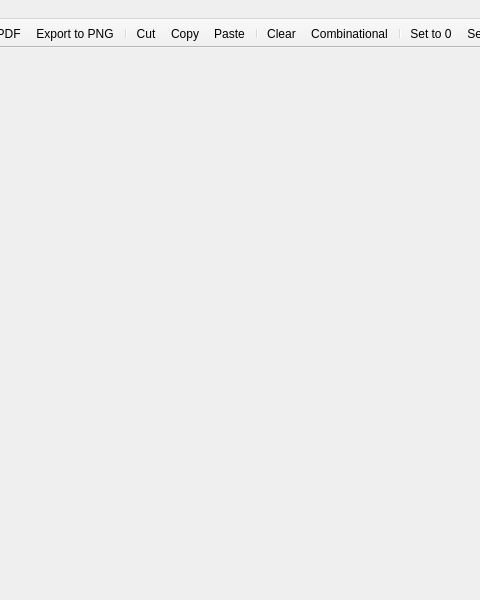
GIBIS-UNIFESP/wiRedPanda, file app/bewaveddolphin.ui: the form before one commit; both pictures show x 160 to 640 and y 0 to 600 of the 800 by 600 pixel window.
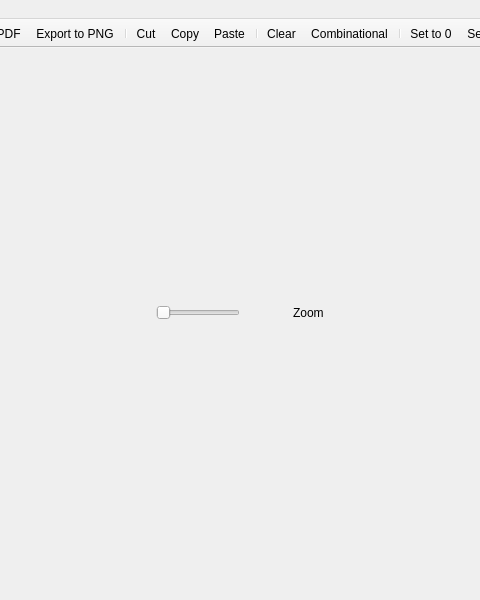
The form after the commit. Icons and pictures are not drawn.

Commit message: Add blue timer icon

The edit to the form file:
```diff
--- a/app/bewaveddolphin.ui
+++ b/app/bewaveddolphin.ui
@@ -40,6 +40,193 @@
     <property name="bottomMargin">
      <number>0</number>
     </property>
+    <item>
+     <layout class="QHBoxLayout" name="horizontalLayout">
+      <item>
+       <spacer name="horizontalSpacer_12">
+        <property name="orientation">
+         <enum>Qt::Horizontal</enum>
+        </property>
+        <property name="sizeHint" stdset="0">
+         <size>
+          <width>40</width>
+          <height>20</height>
+         </size>
+        </property>
+       </spacer>
+      </item>
+      <item>
+       <spacer name="horizontalSpacer_10">
+        <property name="orientation">
+         <enum>Qt::Horizontal</enum>
+        </property>
+        <property name="sizeHint" stdset="0">
+         <size>
+          <width>40</width>
+          <height>20</height>
+         </size>
+        </property>
+       </spacer>
+      </item>
+      <item>
+       <spacer name="horizontalSpacer_9">
+        <property name="orientation">
+         <enum>Qt::Horizontal</enum>
+        </property>
+        <property name="sizeHint" stdset="0">
+         <size>
+          <width>40</width>
+          <height>20</height>
+         </size>
+        </property>
+       </spacer>
+      </item>
+      <item>
+       <spacer name="horizontalSpacer_6">
+        <property name="orientation">
+         <enum>Qt::Horizontal</enum>
+        </property>
+        <property name="sizeHint" stdset="0">
+         <size>
+          <width>40</width>
+          <height>20</height>
+         </size>
+        </property>
+       </spacer>
+      </item>
+      <item>
+       <spacer name="horizontalSpacer_4">
+        <property name="orientation">
+         <enum>Qt::Horizontal</enum>
+        </property>
+        <property name="sizeHint" stdset="0">
+         <size>
+          <width>40</width>
+          <height>20</height>
+         </size>
+        </property>
+       </spacer>
+      </item>
+      <item>
+       <spacer name="horizontalSpacer_2">
+        <property name="orientation">
+         <enum>Qt::Horizontal</enum>
+        </property>
+        <property name="sizeHint" stdset="0">
+         <size>
+          <width>40</width>
+          <height>20</height>
+         </size>
+        </property>
+       </spacer>
+      </item>
+      <item alignment="Qt::AlignRight">
+       <widget class="QSlider" name="horizontalSlider">
+        <property name="orientation">
+         <enum>Qt::Horizontal</enum>
+        </property>
+       </widget>
+      </item>
+      <item>
+       <spacer name="horizontalSpacer">
+        <property name="orientation">
+         <enum>Qt::Horizontal</enum>
+        </property>
+        <property name="sizeHint" stdset="0">
+         <size>
+          <width>40</width>
+          <height>20</height>
+         </size>
+        </property>
+       </spacer>
+      </item>
+      <item>
+       <widget class="QLabel" name="label">
+        <property name="text">
+         <string>Zoom</string>
+        </property>
+       </widget>
+      </item>
+      <item>
+       <spacer name="horizontalSpacer_3">
+        <property name="orientation">
+         <enum>Qt::Horizontal</enum>
+        </property>
+        <property name="sizeHint" stdset="0">
+         <size>
+          <width>40</width>
+          <height>20</height>
+         </size>
+        </property>
+       </spacer>
+      </item>
+      <item>
+       <spacer name="horizontalSpacer_5">
+        <property name="orientation">
+         <enum>Qt::Horizontal</enum>
+        </property>
+        <property name="sizeHint" stdset="0">
+         <size>
+          <width>40</width>
+          <height>20</height>
+         </size>
+        </property>
+       </spacer>
+      </item>
+      <item>
+       <spacer name="horizontalSpacer_7">
+        <property name="orientation">
+         <enum>Qt::Horizontal</enum>
+        </property>
+        <property name="sizeHint" stdset="0">
+         <size>
+          <width>40</width>
+          <height>20</height>
+         </size>
+        </property>
+       </spacer>
+      </item>
+      <item>
+       <spacer name="horizontalSpacer_8">
+        <property name="orientation">
+         <enum>Qt::Horizontal</enum>
+        </property>
+        <property name="sizeHint" stdset="0">
+         <size>
+          <width>40</width>
+          <height>20</height>
+         </size>
+        </property>
+       </spacer>
+      </item>
+      <item>
+       <spacer name="horizontalSpacer_11">
+        <property name="orientation">
+         <enum>Qt::Horizontal</enum>
+        </property>
+        <property name="sizeHint" stdset="0">
+         <size>
+          <width>40</width>
+          <height>20</height>
+         </size>
+        </property>
+       </spacer>
+      </item>
+      <item>
+       <spacer name="horizontalSpacer_13">
+        <property name="orientation">
+         <enum>Qt::Horizontal</enum>
+        </property>
+        <property name="sizeHint" stdset="0">
+         <size>
+          <width>40</width>
+          <height>20</height>
+         </size>
+        </property>
+       </spacer>
+      </item>
+     </layout>
+    </item>
    </layout>
   </widget>
   <widget class="QStatusBar" name="statusbar"/>
```
Left out of the diff: 27 changed lines with no effect on the pictures.
